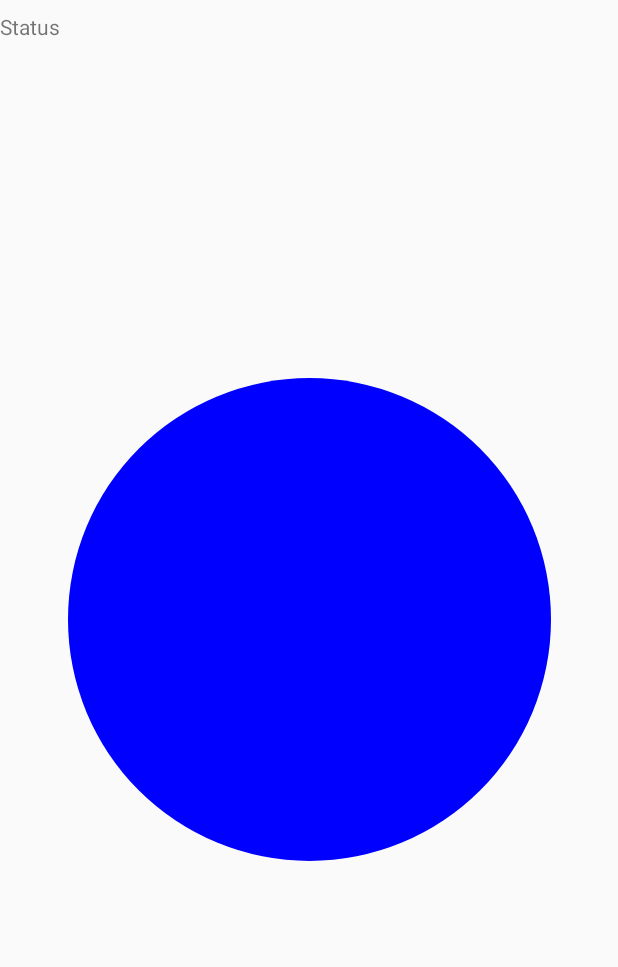
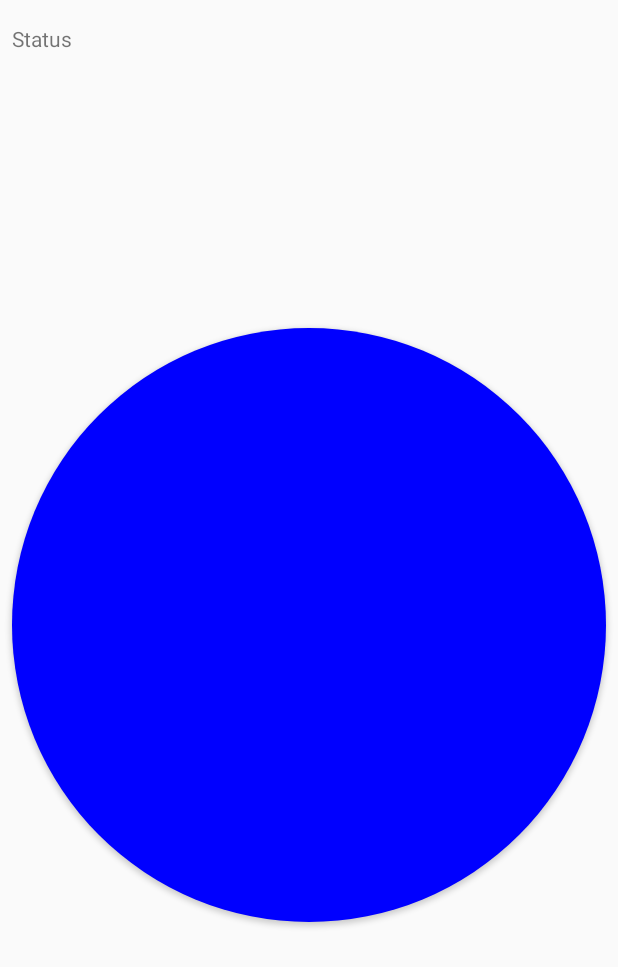
Before and after one commit to martinohanlon/BlueDot, an Android app: the layout activity_button.xml on its own in the app's theme, with its tools: preview values and no code run, on a phone screen of 412 x 824 dp. Shown: the top 967 px of the screen. Run offline under Robolectric (Android 15) with nearby library versions, the light colour scheme and no system bars; network calls fail.

Commit message:
android screen design

```diff
--- a/clients/android/app/build.gradle
+++ b/clients/android/app/build.gradle
@@ -7,8 +7,8 @@ android {
         applicationId "com.stuffaboutcode.bluedot"
         minSdkVersion 15
         targetSdkVersion 25
-        versionCode 1
-        versionName "1.0"
+        versionCode 2
+        versionName "1.1"
         testInstrumentationRunner "android.support.test.runner.AndroidJUnitRunner"
     }
     buildTypes {
--- a/clients/android/app/src/main/res/layout/activity_button.xml
+++ b/clients/android/app/src/main/res/layout/activity_button.xml
@@ -11,36 +11,26 @@
         android:layout_width="wrap_content"
         android:layout_height="17dp"
         android:text="Status"
-        tools:layout_editor_absoluteX="31dp"
         app:layout_constraintTop_toTopOf="parent"
-        android:layout_marginTop="8dp" />
+        android:layout_marginTop="16dp"
+        android:layout_marginLeft="8dp"
+        app:layout_constraintLeft_toLeftOf="parent"
+        android:layout_marginStart="8dp" />
 
     <Button
         android:id="@+id/roundButton"
-        android:layout_width="322dp"
-        android:layout_height="322dp"
-        android:layout_marginBottom="8dp"
+        android:background="@drawable/round_button"
+        android:layout_width="0dp"
+        android:layout_height="0dp"
+        app:layout_constraintDimensionRatio="1:1"
+        android:layout_marginTop="0dp"
+        app:layout_constraintTop_toBottomOf="@+id/status"
+        app:layout_constraintBottom_toBottomOf="parent"
+        android:layout_marginBottom="24dp"
         android:layout_marginLeft="8dp"
+        app:layout_constraintLeft_toLeftOf="parent"
         android:layout_marginRight="8dp"
-        android:layout_marginTop="8dp"
-        android:background="@drawable/round_button"
-        android:gravity="center_vertical|center_horizontal"
-        android:textColor="#fff"
-        app:layout_constraintBottom_toBottomOf="parent"
-        app:layout_constraintLeft_toLeftOf="parent"
         app:layout_constraintRight_toRightOf="parent"
-        app:layout_constraintTop_toTopOf="parent"
-        app:layout_constraintVertical_bias="0.502"
-        android:layout_marginStart="8dp"
-        android:layout_marginEnd="8dp" />
-
-    <android.support.constraint.Guideline
-        android:layout_width="wrap_content"
-        android:layout_height="wrap_content"
-        android:id="@+id/guideline2"
-        app:layout_constraintGuide_begin="20dp"
-        android:orientation="vertical"
-        tools:layout_editor_absoluteY="0dp"
-        tools:layout_editor_absoluteX="20dp" />
+        app:layout_constraintHorizontal_bias="0.0" />
 
 </android.support.constraint.ConstraintLayout>
```
Also changed, not shown: clients/android/app/src/main/res/layout/activity_devices.xml (+22 -23 lines), 1 other file.
